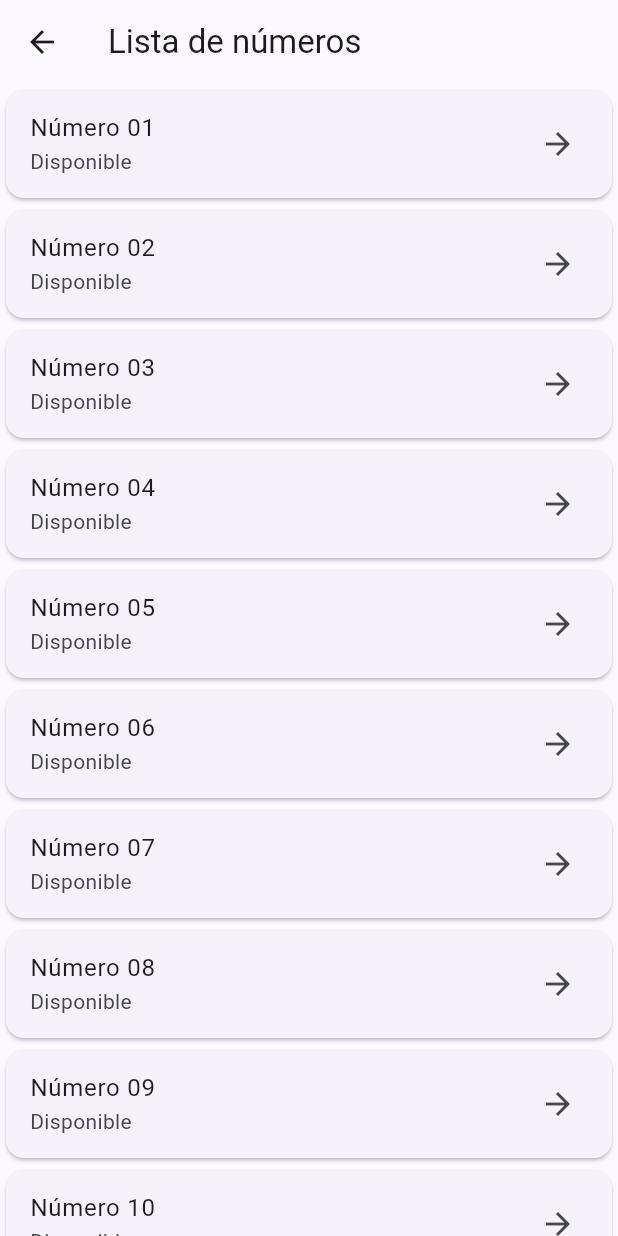
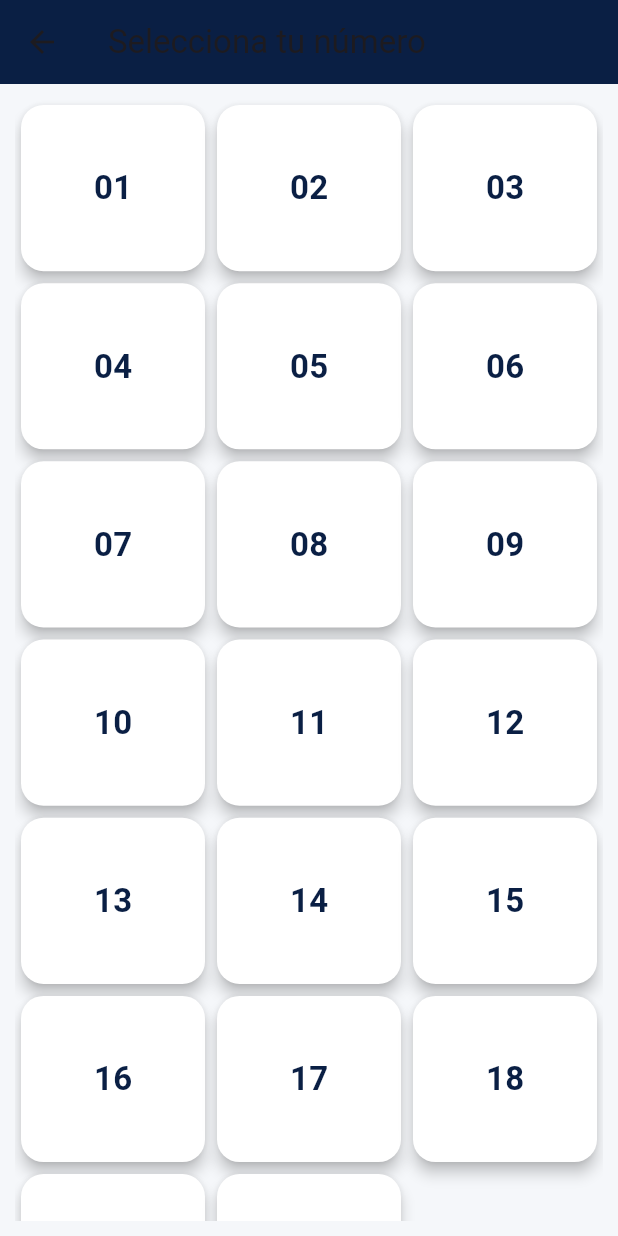
Before and after one commit to cristo1256/Proyecto-Integrador-2, a Flutter app: the screen it shows after launch, after a tap on "Ver números", on a phone screen of 412 x 824 dp. Run offline on Flutter 3.47's test engine with Material 3 defaults, Android fonts, the phone set to English and light mode, and no system bars.

Commit message:
Mejora en interfases

```diff
--- a/lib/home_screen.dart
+++ b/lib/home_screen.dart
@@ -5,18 +5,40 @@ class HomeScreen extends StatelessWidget {
   @override
   Widget build(BuildContext context) {
     return Scaffold(
-      appBar: AppBar(
-        title: Text('Inicio'),
+      body: Padding(
+        padding: EdgeInsets.all(24),
+        child: Column(
+          mainAxisAlignment: MainAxisAlignment.center,
+          children: [
+            Icon(Icons.confirmation_number, size: 100, color: Color(0xFF0A1F44)),
+            SizedBox(height: 20),
+            Text(
+              'RifaPlus',
+              style: TextStyle(fontSize: 32, fontWeight: FontWeight.bold),
             ),
-      body: Center(
-        child: ElevatedButton(
+            SizedBox(height: 10),
+            Text(
+              'Participa y gana fácilmente',
+              style: TextStyle(color: Colors.grey),
+            ),
+            SizedBox(height: 40),
+            ElevatedButton(
+              style: ElevatedButton.styleFrom(
+                padding: EdgeInsets.symmetric(horizontal: 40, vertical: 15),
+                backgroundColor: Color(0xFF0A1F44),
+                shape: RoundedRectangleBorder(
+                  borderRadius: BorderRadius.circular(12),
+                ),
+              ),
               child: Text('Ver números'),
               onPressed: () {
                 Navigator.push(
                   context,
-              MaterialPageRoute(builder: (context) => NumbersScreen()),
+                  MaterialPageRoute(builder: (_) => NumbersScreen()),
                 );
               },
+            ),
+          ],
         ),
       ),
     );
--- a/lib/main.dart
+++ b/lib/main.dart
@@ -12,25 +12,16 @@ class MyApp extends StatelessWidget {
   @override
   Widget build(BuildContext context) {
     return MaterialApp(
-      title: 'App Rifa',
+      title: 'RifaPlus',
+      debugShowCheckedModeBanner: false,
+
       theme: ThemeData(
-        // This is the theme of your application.
-        //
-        // TRY THIS: Try running your application with "flutter run". You'll see
-        // the application has a purple toolbar. Then, without quitting the app,
-        // try changing the seedColor in the colorScheme below to Colors.green
-        // and then invoke "hot reload" (save your changes or press the "hot
-        // reload" button in a Flutter-supported IDE, or press "r" if you used
-        // the command line to start the app).
-        //
-        // Notice that the counter didn't reset back to zero; the application
-        // state is not lost during the reload. To reset the state, use hot
-        // restart instead.
-        //
-        // This works for code too, not just values: Most code changes can be
-        // tested with just a hot reload.
-        primarySwatch: Colors.blue,
-        colorScheme: .fromSeed(seedColor: const Color.fromARGB(255, 30, 0, 255)),
+        primaryColor: Color(0xFF0A1F44),
+        scaffoldBackgroundColor: Color(0xFFF5F7FA),
+        appBarTheme: AppBarTheme(
+        backgroundColor: Color(0xFF0A1F44),
+        elevation: 0,
+        ),
       ),
       home: HomeScreen(),
     );
--- a/lib/numbers_screen.dart
+++ b/lib/numbers_screen.dart
@@ -19,25 +19,25 @@ class _NumbersScreenState extends State<NumbersScreen> {
   Widget build(BuildContext context) {
     return Scaffold(
       appBar: AppBar(
-        title: Text('Lista de números'),
+        title: Text('Selecciona tu número'),
       ),
-      body: ListView.builder(
-        itemCount: numeros.length,
-        itemBuilder: (context, index) {
-          return Card(
-            child: ListTile(
-              title: Text('Número ${numeros[index]["numero"]}'),
-              subtitle: Text(
-                numeros[index]["reservado"]
-                    ? 'Reservado'
-                    : 'Disponible',
-              ),
-              trailing: Icon(Icons.arrow_forward),
+      body: Padding(
+        padding: EdgeInsets.all(10),
+        child: GridView.builder(
+          itemCount: numeros.length,
+          gridDelegate: SliverGridDelegateWithFixedCrossAxisCount(
+            crossAxisCount: 3,
+            childAspectRatio: 1.1,
+          ),
+          itemBuilder: (context, index) {
+            bool reservado = numeros[index]["reservado"];
+
+            return GestureDetector(
               onTap: () async {
                 final result = await Navigator.push(
                   context,
                   MaterialPageRoute(
-                    builder: (context) => DetailScreen(
+                    builder: (_) => DetailScreen(
                       numero: numeros[index]["numero"],
                     ),
                   ),
@@ -49,9 +49,26 @@ class _NumbersScreenState extends State<NumbersScreen> {
                   });
                 }
               },
-            ),
-          );
-        },
+              child: Card(
+                color: reservado ? Colors.grey : Colors.white,
+                shape: RoundedRectangleBorder(
+                  borderRadius: BorderRadius.circular(15),
+                ),
+                elevation: 4,
+                child: Center(
+                  child: Text(
+                    numeros[index]["numero"],
+                    style: TextStyle(
+                      fontSize: 22,
+                      fontWeight: FontWeight.bold,
+                      color: reservado ? Colors.white : Color(0xFF0A1F44),
+                    ),
+                  ),
+                ),
+              ),
+            );
+          },
+        ),
       ),
     );
   }
```
Also changed, not shown: lib/confirm_screen.dart (+14 -4 lines), lib/detail_screen.dart (+28 -6 lines). Lines whose indentation alone changed are shown as unchanged.
